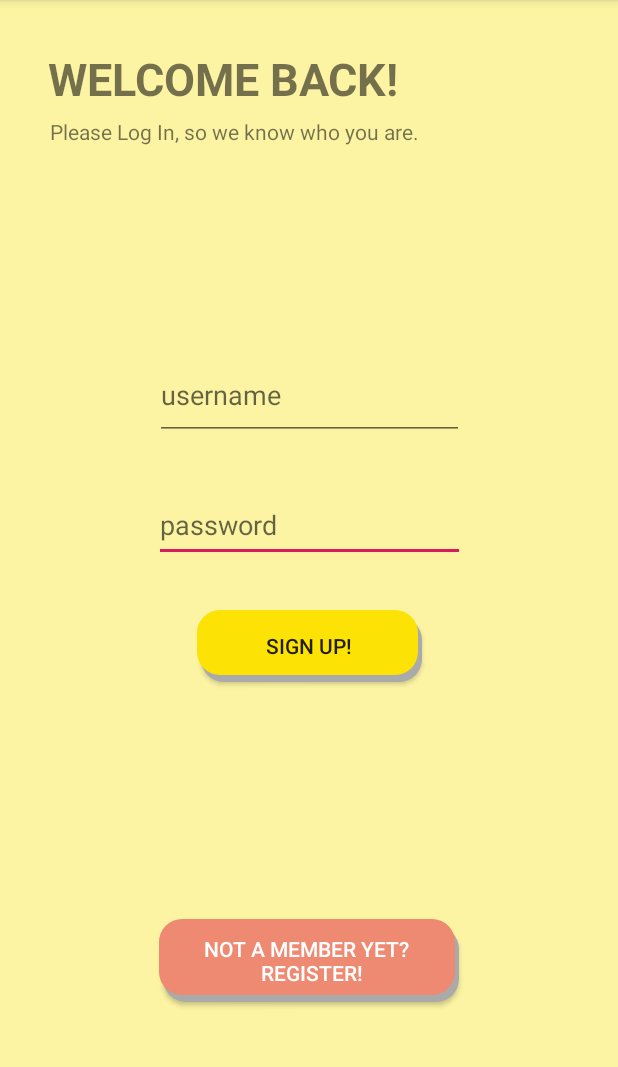
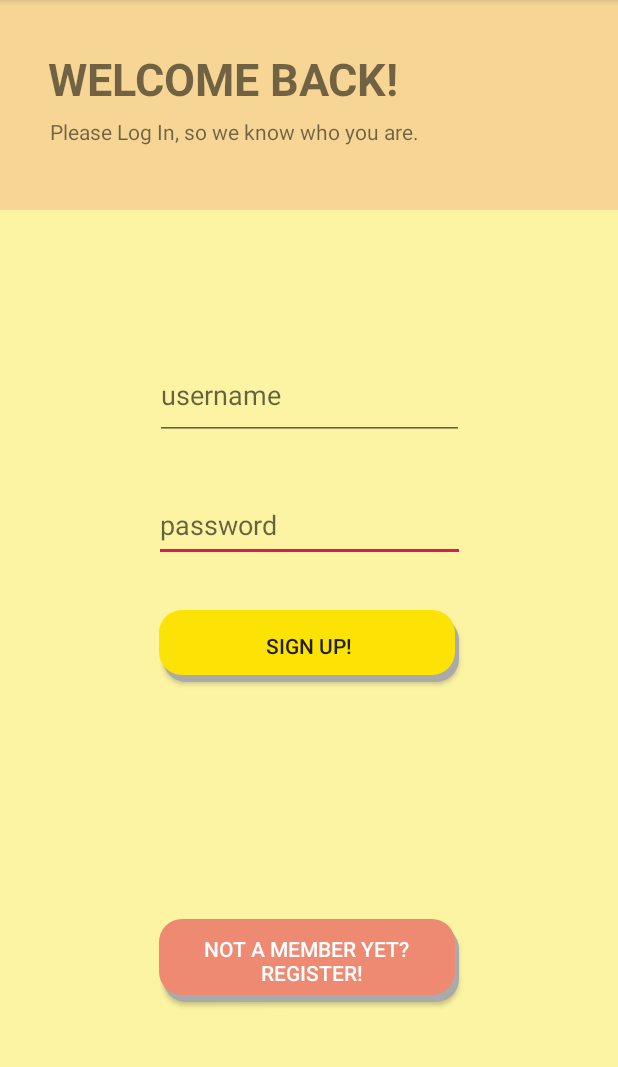
Before and after one commit to patricklouisw/UofTHack_Food_App, an Android app: the LogIn screen opened directly, with no data from a screen before it, on a phone screen of 412 x 824 dp, the part 84-1151 px from its top. Run offline under Robolectric (Android 15) with nearby library versions, the phone set to English and light mode, and no system bars.

Commit message:
LogIn Ui Changes

```diff
--- a/app/src/main/res/layout/content_main.xml
+++ b/app/src/main/res/layout/content_main.xml
@@ -7,6 +7,15 @@
     app:layout_behavior="@string/appbar_scrolling_view_behavior"
     tools:context=".LogIn"
     tools:showIn="@layout/activity_main">
+
+    <View
+        android:id="@+id/topDivider"
+        android:layout_width="match_parent"
+        android:layout_height="140dp"
+        android:background="@color/orange"
+        app:layout_constraintEnd_toEndOf="parent"
+        app:layout_constraintStart_toStartOf="parent"
+        app:layout_constraintTop_toTopOf="parent" />
 
     <TextView
         android:id="@+id/textView"
@@ -48,7 +57,7 @@
 
     <Button
         android:id="@+id/button"
-        android:layout_width="150dp"
+        android:layout_width="200dp"
         android:layout_height="wrap_content"
         android:layout_marginTop="32dp"
         android:onClick="toSignUp"
@@ -81,4 +90,6 @@
         app:layout_constraintEnd_toEndOf="parent"
         app:layout_constraintStart_toStartOf="parent" />
 
+
+
 </androidx.constraintlayout.widget.ConstraintLayout>
--- a/app/src/main/res/values/colors.xml
+++ b/app/src/main/res/values/colors.xml
@@ -9,4 +9,5 @@
     <color name="rndBtnLogIn">#F5F5DC</color>
     <color name="rndBtnRegister">#EE8972</color>
     <color name="white">#FFFFFF</color>
+    <color name="orange">#F7D695</color>
 </resources>
```
